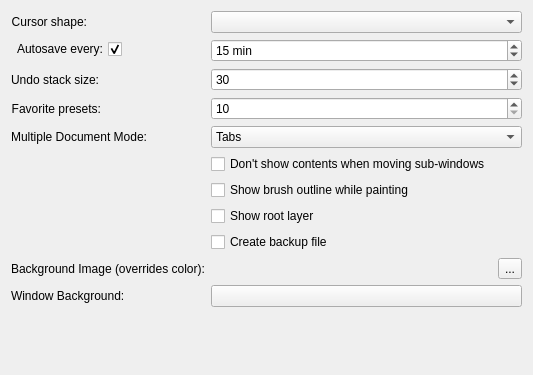
KDE/krita, file krita/ui/forms/wdggeneralsettings.ui: the form before one commit.
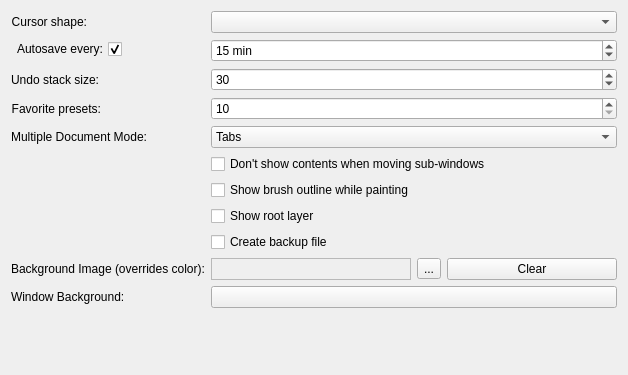
The form after the commit. Custom widgets are drawn as their Qt base class.

Commit message: add a clear button for the background image in general settings to go back to color

Patch:
```diff
--- a/krita/ui/forms/wdggeneralsettings.ui
+++ b/krita/ui/forms/wdggeneralsettings.ui
@@ -6,7 +6,7 @@
    <rect>
     <x>0</x>
     <y>0</y>
-    <width>533</width>
+    <width>628</width>
     <height>375</height>
    </rect>
   </property>
@@ -191,7 +191,7 @@
       </widget>
      </item>
      <item row="9" column="1">
-      <layout class="QHBoxLayout" name="horizontalLayout" stretch="0,0">
+      <layout class="QHBoxLayout" name="horizontalLayout" stretch="0,0,0">
        <item>
         <widget class="QLabel" name="m_backgroundimage">
          <property name="minimumSize">
@@ -200,6 +200,12 @@
            <height>0</height>
           </size>
          </property>
+         <property name="frameShape">
+          <enum>QFrame::StyledPanel</enum>
+         </property>
+         <property name="frameShadow">
+          <enum>QFrame::Sunken</enum>
+         </property>
          <property name="text">
           <string/>
          </property>
@@ -212,16 +218,29 @@
          </property>
         </widget>
        </item>
+       <item>
+        <widget class="QPushButton" name="clearBgImageButton">
+         <property name="sizePolicy">
+          <sizepolicy hsizetype="Minimum" vsizetype="Fixed">
+           <horstretch>0</horstretch>
+           <verstretch>0</verstretch>
+          </sizepolicy>
+         </property>
+         <property name="text">
+          <string>Clear</string>
+         </property>
+        </widget>
+       </item>
       </layout>
      </item>
-     <item row="10" column="0">
+     <item row="11" column="0">
       <widget class="QLabel" name="label_4">
        <property name="text">
         <string>Window Background:</string>
        </property>
       </widget>
      </item>
-     <item row="10" column="1">
+     <item row="11" column="1">
       <widget class="KColorButton" name="m_mdiColor">
        <property name="text">
         <string/>
```
Left out of the diff: 4 changed lines with no effect on the pictures. The commit also changes 2 other files.
